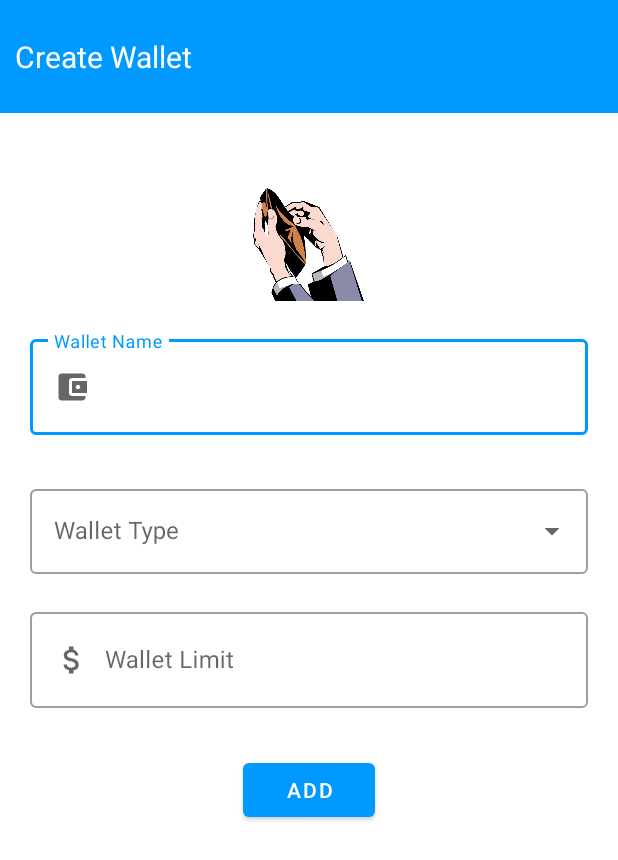
After one commit to adrianprajna/split-wallet, an Android app: the CreateWalletActivity screen opened directly, with no data from a screen before it, on a phone screen of 412 x 824 dp. The commit adds this screen. Shown: the top 860 px of the screen. Run offline under Robolectric (Android 15) with nearby library versions, the phone set to English and light mode, and no system bars; our stand-ins replace Firebase (no records; nobody signed in at launch, a user with empty details on screens opened directly); 1 statement that could not run was skipped.

Commit message:
add create wallet feature

```diff
--- a/SplitWallet/app/src/main/AndroidManifest.xml
+++ b/SplitWallet/app/src/main/AndroidManifest.xml
@@ -1,6 +1,6 @@
 <?xml version="1.0" encoding="utf-8"?>
 <manifest xmlns:android="http://schemas.android.com/apk/res/android"
-    package="com.example.splitwallet">
+    package="edu.bluejack20_1.splitwallet">
 
     <uses-permission android:name="android.permission.INTERNET" />
 
@@ -11,7 +11,7 @@
         android:roundIcon="@mipmap/ic_launcher_round"
         android:supportsRtl="true"
         android:theme="@style/AppTheme">
-        <activity android:name=".AccountActivity"></activity>
+        <activity android:name="edu.bluejack20_1.splitwallet.CreateWalletActivity"/>
         <activity android:name="edu.bluejack20_1.splitwallet.RegisterActivity" />
         <activity android:name="edu.bluejack20_1.splitwallet.MainActivity" />
         <activity android:name="edu.bluejack20_1.splitwallet.LoginActivity">
--- /dev/null
+++ b/SplitWallet/app/src/main/java/edu/bluejack20_1/splitwallet/CreateWalletActivity.kt
@@ -0,0 +1,119 @@
+package edu.bluejack20_1.splitwallet
+
+import android.content.Intent
+import androidx.appcompat.app.AppCompatActivity
+import android.os.Bundle
+import android.util.Log
+import android.view.View
+import android.widget.ArrayAdapter
+import android.widget.AutoCompleteTextView
+import edu.bluejack20_1.splitwallet.R.layout
+import kotlinx.android.synthetic.main.activity_create_wallet.*
+import android.widget.AdapterView
+import android.widget.Toast
+import androidx.core.view.isVisible
+import com.google.firebase.database.*
+import edu.bluejack20_1.splitwallet.support_class.Constants
+import edu.bluejack20_1.splitwallet.support_class.Wallets
+import edu.bluejack20_1.splitwallet.support_class.json_class.WalletsHelper
+
+class CreateWalletActivity : AppCompatActivity() {
+
+    val reff = FirebaseDatabase.getInstance().getReference(Constants.KEY_USER)
+        .child(Constants.KEY_USER_ID).child(Constants.LIST_WALLET)
+
+    override fun onCreate(savedInstanceState: Bundle?) {
+        super.onCreate(savedInstanceState)
+        setContentView(layout.activity_create_wallet)
+        initItem()
+        addAction()
+    }
+
+    fun initItem(){
+
+        val items = listOf<String>("Expense", "Income")
+        val adapter = ArrayAdapter(this, layout.list_item, items)
+        autoComplete.setAdapter(adapter)
+    }
+
+    fun addAction(){
+        autoComplete.setOnItemClickListener(object : AdapterView.OnItemClickListener{
+            override fun onItemClick(
+                parent: AdapterView<*>?,
+                view: View?,
+                position: Int,
+                id: Long
+            ) {
+                wallet_limit.isEnabled = !autoComplete.text.toString().equals("Income")
+            }
+        })
+    }
+
+    fun validateWalletName(): Boolean{
+
+        reff.addValueEventListener(object : ValueEventListener{
+            override fun onCancelled(error: DatabaseError) {
+
+            }
+
+            override fun onDataChange(snapshot: DataSnapshot) {
+                if(snapshot.child(wallet_name.text.toString()).exists()){
+                    wallet_name.setError("Wallet name is exists!")
+                    false
+                }
+            }
+
+        })
+
+        return if (wallet_name.text.toString().isEmpty()) {
+            wallet_name.setError("Field can't be empty")
+            false
+        }
+        else {
+            wallet_name.setError(null)
+            true
+        }
+    }
+
+    fun addWallet(view: View){
+        if(!validateWalletName()){
+            return
+        }
+
+        if(autoComplete.text.toString().isEmpty()){
+            Toast.makeText(this, "You have to choose the wallet type!", Toast.LENGTH_SHORT).show()
+            return
+        }
+
+        reff.addValueEventListener(object : ValueEventListener{
+            override fun onCancelled(error: DatabaseError) {
+                TODO("Not yet implemented")
+            }
+
+            override fun onDataChange(snapshot: DataSnapshot) {
+                val list = (snapshot.getValue() as Map<String, Any>).toMutableMap()
+
+                if(autoComplete.text.toString().equals("Income")){
+                    list[wallet_name.text.toString()] = Wallets(
+                        walletName = wallet_name.text.toString(),
+                        walletType = autoComplete.text.toString(),
+                        walletLimit = 0
+                    )
+                } else {
+                    list[wallet_name.text.toString()] = Wallets(
+                        walletName = wallet_name.text.toString(),
+                        walletType = autoComplete.text.toString(),
+                        walletLimit = wallet_limit.text.toString().toInt()
+                    )
+                }
+
+                reff.setValue(list)
+            }
+
+        })
+        Toast.makeText(this, "Success create new wallet!", Toast.LENGTH_SHORT).show()
+        val intent = Intent(this, MainActivity::class.java)
+        startActivity(intent)
+    }
+
+}
--- a/SplitWallet/app/src/main/java/edu/bluejack20_1/splitwallet/LoginActivity.kt
+++ b/SplitWallet/app/src/main/java/edu/bluejack20_1/splitwallet/LoginActivity.kt
@@ -8,7 +8,7 @@ import android.widget.EditText
 import android.widget.TextView
 import android.widget.Toast
 import androidx.appcompat.app.AppCompatActivity
-import com.example.splitwallet.R
+import edu.bluejack20_1.splitwallet.R
 import edu.bluejack20_1.splitwallet.support_class.Constants
 import edu.bluejack20_1.splitwallet.support_class.PreferenceConfig
 import edu.bluejack20_1.splitwallet.support_class.Users
@@ -47,7 +47,6 @@ class LoginActivity : AppCompatActivity() {
 
         if (user_storage != null){
 //            preferenceConfig.clearSharedPreference()
-
             preferenceLogin(user_storage)
         } else {
             normalLogin()
--- a/SplitWallet/app/src/main/java/edu/bluejack20_1/splitwallet/MainActivity.kt
+++ b/SplitWallet/app/src/main/java/edu/bluejack20_1/splitwallet/MainActivity.kt
@@ -6,7 +6,7 @@ import android.os.Handler
 import android.widget.Toast
 import androidx.appcompat.app.AppCompatActivity
 import androidx.viewpager.widget.ViewPager
-import com.example.splitwallet.R
+import edu.bluejack20_1.splitwallet.R
 import edu.bluejack20_1.splitwallet.adapter.PageAdapter
 import kotlinx.android.synthetic.main.activity_main.*
 
--- a/SplitWallet/app/src/main/java/edu/bluejack20_1/splitwallet/RegisterActivity.kt
+++ b/SplitWallet/app/src/main/java/edu/bluejack20_1/splitwallet/RegisterActivity.kt
@@ -6,7 +6,7 @@ import android.os.Bundle
 import android.widget.Button
 import android.widget.EditText
 import android.widget.Toast
-import com.example.splitwallet.R
+import edu.bluejack20_1.splitwallet.R
 import edu.bluejack20_1.splitwallet.support_class.Constants
 import edu.bluejack20_1.splitwallet.support_class.Users
 import com.google.firebase.database.*
--- a/SplitWallet/app/src/main/java/edu/bluejack20_1/splitwallet/adapter/PageAdapter.kt
+++ b/SplitWallet/app/src/main/java/edu/bluejack20_1/splitwallet/adapter/PageAdapter.kt
@@ -3,7 +3,6 @@ package edu.bluejack20_1.splitwallet.adapter
 import androidx.fragment.app.Fragment
 import androidx.fragment.app.FragmentManager
 import androidx.fragment.app.FragmentStatePagerAdapter
-import com.example.splitwallet.fragments.*
 import edu.bluejack20_1.splitwallet.fragments.*
 
 class PageAdapter(var fm: FragmentManager): FragmentStatePagerAdapter(fm){
--- a/SplitWallet/app/src/main/java/edu/bluejack20_1/splitwallet/fragments/CalendarFragment.kt
+++ b/SplitWallet/app/src/main/java/edu/bluejack20_1/splitwallet/fragments/CalendarFragment.kt
@@ -5,7 +5,7 @@ import androidx.fragment.app.Fragment
 import android.view.LayoutInflater
 import android.view.View
 import android.view.ViewGroup
-import com.example.splitwallet.R
+import edu.bluejack20_1.splitwallet.R
 
 // TODO: Rename parameter arguments, choose names that match
 // the fragment initialization parameters, e.g. ARG_ITEM_NUMBER
--- a/SplitWallet/app/src/main/java/edu/bluejack20_1/splitwallet/fragments/ReportFragment.kt
+++ b/SplitWallet/app/src/main/java/edu/bluejack20_1/splitwallet/fragments/ReportFragment.kt
@@ -1,11 +1,12 @@
 package edu.bluejack20_1.splitwallet.fragments
 
 import android.os.Bundle
+import android.provider.SyncStateContract
 import androidx.fragment.app.Fragment
 import android.view.LayoutInflater
 import android.view.View
 import android.view.ViewGroup
-import com.example.splitwallet.R
+import edu.bluejack20_1.splitwallet.R
 
 // TODO: Rename parameter arguments, choose names that match
 // the fragment initialization parameters, e.g. ARG_ITEM_NUMBER
@@ -35,6 +36,9 @@ class ReportFragment : Fragment() {
         savedInstanceState: Bundle?
     ): View? {
         // Inflate the layout for this fragment
+
+
+
         return inflater.inflate(R.layout.fragment_report, container, false)
     }
 
--- a/SplitWallet/app/src/main/java/edu/bluejack20_1/splitwallet/fragments/TransactionFragment.kt
+++ b/SplitWallet/app/src/main/java/edu/bluejack20_1/splitwallet/fragments/TransactionFragment.kt
@@ -5,7 +5,7 @@ import androidx.fragment.app.Fragment
 import android.view.LayoutInflater
 import android.view.View
 import android.view.ViewGroup
-import com.example.splitwallet.R
+import edu.bluejack20_1.splitwallet.R
 
 // TODO: Rename parameter arguments, choose names that match
 // the fragment initialization parameters, e.g. ARG_ITEM_NUMBER
--- a/SplitWallet/app/src/main/java/edu/bluejack20_1/splitwallet/fragments/WalletFragment.kt
+++ b/SplitWallet/app/src/main/java/edu/bluejack20_1/splitwallet/fragments/WalletFragment.kt
@@ -6,7 +6,7 @@ import android.view.LayoutInflater
 import android.view.View
 import android.view.ViewGroup
 import android.widget.TextView
-import com.example.splitwallet.R
+import edu.bluejack20_1.splitwallet.R
 import edu.bluejack20_1.splitwallet.support_class.Constants
 import edu.bluejack20_1.splitwallet.support_class.PreferenceConfig
 import edu.bluejack20_1.splitwallet.support_class.Users
--- /dev/null
+++ b/SplitWallet/app/src/main/res/drawable/ic_baseline_attach_money_24.xml
@@ -0,0 +1,10 @@
+<vector xmlns:android="http://schemas.android.com/apk/res/android"
+    android:width="24dp"
+    android:height="24dp"
+    android:viewportWidth="24"
+    android:viewportHeight="24"
+    android:tint="?attr/colorControlNormal">
+  <path
+      android:fillColor="@android:color/white"
+      android:pathData="M11.8,10.9c-2.27,-0.59 -3,-1.2 -3,-2.15 0,-1.09 1.01,-1.85 2.7,-1.85 1.78,0 2.44,0.85 2.5,2.1h2.21c-0.07,-1.72 -1.12,-3.3 -3.21,-3.81V3h-3v2.16c-1.94,0.42 -3.5,1.68 -3.5,3.61 0,2.31 1.91,3.46 4.7,4.13 2.5,0.6 3,1.48 3,2.41 0,0.69 -0.49,1.79 -2.7,1.79 -2.06,0 -2.87,-0.92 -2.98,-2.1h-2.2c0.12,2.19 1.76,3.42 3.68,3.83V21h3v-2.15c1.95,-0.37 3.5,-1.5 3.5,-3.55 0,-2.84 -2.43,-3.81 -4.7,-4.4z"/>
+</vector>
--- /dev/null
+++ b/SplitWallet/app/src/main/res/layout/activity_create_wallet.xml
@@ -0,0 +1,118 @@
+<?xml version="1.0" encoding="utf-8"?>
+<LinearLayout xmlns:android="http://schemas.android.com/apk/res/android"
+    xmlns:app="http://schemas.android.com/apk/res-auto"
+    xmlns:tools="http://schemas.android.com/tools"
+    android:layout_width="match_parent"
+    android:layout_height="match_parent"
+    android:orientation="vertical"
+    tools:context="edu.bluejack20_1.splitwallet.CreateWalletActivity">
+
+    <LinearLayout
+        android:layout_width="match_parent"
+        android:layout_height="75dp"
+        android:background="@color/colorPrimary"
+        >
+
+        <TextView
+            android:layout_width="wrap_content"
+            android:layout_height="wrap_content"
+            android:text="Create Wallet"
+            android:layout_gravity="center"
+            android:layout_marginStart="10dp"
+            android:textSize="20sp"
+            android:textColor="@color/fontReverseColor"
+            />
+
+    </LinearLayout>
+
+    <ImageView
+        android:layout_width="75dp"
+        android:layout_height="75dp"
+        android:layout_gravity="center"
+        android:layout_marginTop="50dp"
+        android:src="@drawable/logo"
+        />
+
+    <LinearLayout
+        android:layout_width="match_parent"
+        android:layout_height="wrap_content"
+        android:padding="20dp"
+        android:orientation="vertical"
+        >
+
+        <com.google.android.material.textfield.TextInputLayout
+            android:layout_width="match_parent"
+            android:layout_height="wrap_content"
+            android:hint="Wallet Name"
+            app:errorEnabled="true"
+            android:layout_marginBottom="10dp"
+            style="@style/Widget.MaterialComponents.TextInputLayout.OutlinedBox"
+            >
+
+            <com.google.android.material.textfield.TextInputEditText
+                android:id="@+id/wallet_name"
+                android:layout_width="match_parent"
+                android:layout_height="wrap_content"
+                android:paddingBottom="20dp"
+                android:paddingTop="20dp"
+                android:drawablePadding="10dp"
+                android:drawableStart="@drawable/ic_baseline_account_balance_wallet_24"
+                />
+
+        </com.google.android.material.textfield.TextInputLayout>
+
+
+        <com.google.android.material.textfield.TextInputLayout
+            android:hint="Wallet Type"
+            android:layout_marginBottom="20dp"
+            android:layout_width="match_parent"
+            android:layout_height="wrap_content"
+            app:helperTextEnabled="true"
+            style="@style/Widget.MaterialComponents.TextInputLayout.OutlinedBox.ExposedDropdownMenu">
+
+            <AutoCompleteTextView
+                android:id="@+id/autoComplete"
+                android:layout_width="match_parent"
+                android:layout_height="wrap_content"
+                android:inputType="none"
+                />
+
+
+        </com.google.android.material.textfield.TextInputLayout>
+
+        <com.google.android.material.textfield.TextInputLayout
+            android:layout_width="match_parent"
+            android:layout_height="wrap_content"
+            android:hint="Wallet Limit"
+            app:prefixText="Rp. "
+            app:errorEnabled="true"
+            android:layout_marginBottom="10dp"
+            style="@style/Widget.MaterialComponents.TextInputLayout.OutlinedBox"
+            >
+
+            <com.google.android.material.textfield.TextInputEditText
+                android:id="@+id/wallet_limit"
+                android:layout_width="match_parent"
+                android:layout_height="wrap_content"
+                android:paddingBottom="20dp"
+                android:paddingTop="20dp"
+                android:inputType="number"
+                android:drawablePadding="10dp"
+                android:drawableStart="@drawable/ic_baseline_attach_money_24"
+                />
+
+        </com.google.android.material.textfield.TextInputLayout>
+
+        <Button
+            android:id="@+id/btn_add"
+            android:layout_width="wrap_content"
+            android:layout_height="wrap_content"
+            android:layout_gravity="center"
+            android:text="Add"
+            android:onClick="addWallet"
+            />
+
+
+    </LinearLayout>
+
+</LinearLayout>
--- a/SplitWallet/app/src/main/res/layout/activity_login.xml
+++ b/SplitWallet/app/src/main/res/layout/activity_login.xml
@@ -45,7 +45,6 @@
                     android:paddingTop="25dp"
                     android:textColor="@color/fontColor"
                     android:drawablePadding="15dp"
-
                     android:drawableLeft="@drawable/username_logo"
                     />
             </com.google.android.material.textfield.TextInputLayout>
--- a/SplitWallet/app/src/main/res/layout/fragment_home.xml
+++ b/SplitWallet/app/src/main/res/layout/fragment_home.xml
@@ -184,6 +184,9 @@
             >
 
             <com.google.android.material.card.MaterialCardView
+                android:id="@+id/btn_create_wallet"
+                android:clickable="true"
+                android:focusable="true"
                 android:layout_width="match_parent"
                 android:layout_height="wrap_content"
                 app:cardCornerRadius="8dp"
```
Also changed, not shown: SplitWallet/app/src/main/java/edu/bluejack20_1/splitwallet/fragments/HomeFragment.kt (+21 -32 lines), SplitWallet/app/src/main/res/layout/list_item.xml (added, +10 -0 lines), SplitWallet/app/src/main/res/menu/wallet_type_menu.xml (added, +13 -0 lines).
